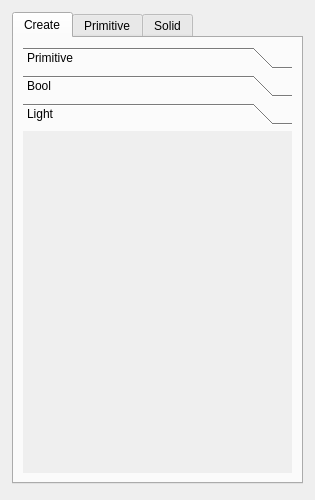
This is src/ToolWidget.ui in Ovilia/April as Qt 5 draws it before an edit. The edited form follows.
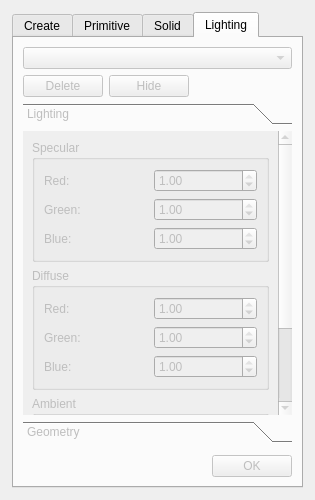
This is the edited form. The open tabs and pages were chosen to show the change. Icons and pictures are not drawn.

Commit message: Basic light

What changed in the file:
```diff
--- a/src/ToolWidget.ui
+++ b/src/ToolWidget.ui
@@ -46,11 +46,11 @@
      <property name="maximumSize">
       <size>
        <width>291</width>
-       <height>472</height>
+       <height>500</height>
       </size>
      </property>
      <property name="currentIndex">
-      <number>0</number>
+      <number>3</number>
      </property>
      <widget class="QWidget" name="createTab">
       <attribute name="title">
@@ -394,8 +394,8 @@
            <rect>
             <x>0</x>
             <y>0</y>
-            <width>261</width>
-            <height>317</height>
+            <width>267</width>
+            <height>349</height>
            </rect>
           </property>
           <attribute name="label">
@@ -1353,6 +1353,428 @@
        </item>
       </layout>
      </widget>
+     <widget class="QWidget" name="lightTab">
+      <property name="enabled">
+       <bool>false</bool>
+      </property>
+      <attribute name="title">
+       <string>Lighting</string>
+      </attribute>
+      <layout class="QVBoxLayout" name="verticalLayout_3">
+       <item>
+        <widget class="QComboBox" name="lightBox"/>
+       </item>
+       <item>
+        <widget class="QWidget" name="widget_7" native="true">
+         <layout class="QHBoxLayout" name="horizontalLayout_8">
+          <property name="margin">
+           <number>0</number>
+          </property>
+          <item>
+           <widget class="QPushButton" name="deleteLight">
+            <property name="text">
+             <string>Delete</string>
+            </property>
+           </widget>
+          </item>
+          <item>
+           <widget class="QPushButton" name="hideLight">
+            <property name="text">
+             <string>Hide</string>
+            </property>
+           </widget>
+          </item>
+          <item>
+           <spacer name="horizontalSpacer_8">
+            <property name="orientation">
+             <enum>Qt::Horizontal</enum>
+            </property>
+            <property name="sizeHint" stdset="0">
+             <size>
+              <width>40</width>
+              <height>20</height>
+             </size>
+            </property>
+           </spacer>
+          </item>
+         </layout>
+        </widget>
+       </item>
+       <item>
+        <widget class="QToolBox" name="toolBox_2">
+         <property name="currentIndex">
+          <number>0</number>
+         </property>
+         <widget class="QWidget" name="page">
+          <property name="geometry">
+           <rect>
+            <x>0</x>
+            <y>0</y>
+            <width>250</width>
+            <height>342</height>
+           </rect>
+          </property>
+          <attribute name="label">
+           <string>Lighting</string>
+          </attribute>
+          <layout class="QVBoxLayout" name="verticalLayout_12">
+           <item>
+            <widget class="QGroupBox" name="groupBox_11">
+             <property name="title">
+              <string>Specular</string>
+             </property>
+             <layout class="QGridLayout" name="gridLayout_15">
+              <item row="0" column="1">
+               <widget class="QDoubleSpinBox" name="ligSpeXSpin">
+                <property name="maximum">
+                 <double>1.000000000000000</double>
+                </property>
+                <property name="singleStep">
+                 <double>0.100000000000000</double>
+                </property>
+                <property name="value">
+                 <double>1.000000000000000</double>
+                </property>
+               </widget>
+              </item>
+              <item row="0" column="0">
+               <widget class="QLabel" name="label_22">
+                <property name="text">
+                 <string>Red:</string>
+                </property>
+               </widget>
+              </item>
+              <item row="1" column="1">
+               <widget class="QDoubleSpinBox" name="ligSpeYSpin">
+                <property name="maximum">
+                 <double>1.000000000000000</double>
+                </property>
+                <property name="singleStep">
+                 <double>0.100000000000000</double>
+                </property>
+                <property name="value">
+                 <double>1.000000000000000</double>
+                </property>
+               </widget>
+              </item>
+              <item row="2" column="1">
+               <widget class="QDoubleSpinBox" name="ligSpeZSpin">
+                <property name="maximum">
+                 <double>1.000000000000000</double>
+                </property>
+                <property name="singleStep">
+                 <double>0.100000000000000</double>
+                </property>
+                <property name="value">
+                 <double>1.000000000000000</double>
+                </property>
+               </widget>
+              </item>
+              <item row="1" column="0">
+               <widget class="QLabel" name="label_27">
+                <property name="text">
+                 <string>Green:</string>
+                </property>
+               </widget>
+              </item>
+              <item row="2" column="0">
+               <widget class="QLabel" name="label_28">
+                <property name="text">
+                 <string>Blue:</string>
+                </property>
+               </widget>
+              </item>
+             </layout>
+            </widget>
+           </item>
+           <item>
+            <widget class="QGroupBox" name="groupBox_9">
+             <property name="title">
+              <string>Diffuse</string>
+             </property>
+             <layout class="QGridLayout" name="gridLayout_13">
+              <item row="0" column="1">
+               <widget class="QDoubleSpinBox" name="ligDifXSpin">
+                <property name="maximum">
+                 <double>1.000000000000000</double>
+                </property>
+                <property name="singleStep">
+                 <double>0.100000000000000</double>
+                </property>
+                <property name="value">
+                 <double>1.000000000000000</double>
+                </property>
+               </widget>
+              </item>
+              <item row="0" column="0">
+               <widget class="QLabel" name="label_20">
+                <property name="text">
+                 <string>Red:</string>
+                </property>
+               </widget>
+              </item>
+              <item row="1" column="1">
+               <widget class="QDoubleSpinBox" name="ligDifYSpin">
+                <property name="maximum">
+                 <double>1.000000000000000</double>
+                </property>
+                <property name="singleStep">
+                 <double>0.100000000000000</double>
+                </property>
+                <property name="value">
+                 <double>1.000000000000000</double>
+                </property>
+               </widget>
+              </item>
+              <item row="2" column="1">
+               <widget class="QDoubleSpinBox" name="ligDifZSpin">
+                <property name="maximum">
+                 <double>1.000000000000000</double>
+                </property>
+                <property name="singleStep">
+                 <double>0.100000000000000</double>
+                </property>
+                <property name="value">
+                 <double>1.000000000000000</double>
+                </property>
+               </widget>
+              </item>
+              <item row="1" column="0">
+               <widget class="QLabel" name="label_25">
+                <property name="text">
+                 <string>Green:</string>
+                </property>
+               </widget>
+              </item>
+              <item row="2" column="0">
+               <widget class="QLabel" name="label_26">
+                <property name="text">
+                 <string>Blue:</string>
+                </property>
+               </widget>
+              </item>
+             </layout>
+            </widget>
+           </item>
+           <item>
+            <widget class="QGroupBox" name="groupBox_8">
+             <property name="title">
+              <string>Ambient</string>
+             </property>
+             <layout class="QGridLayout" name="gridLayout_12">
+              <item row="0" column="1">
+               <widget class="QDoubleSpinBox" name="ligAmbXSpin">
+                <property name="maximum">
+                 <double>1.000000000000000</double>
+                </property>
+                <property name="singleStep">
+                 <double>0.100000000000000</double>
+                </property>
+                <property name="value">
+                 <double>1.000000000000000</double>
+                </property>
+               </widget>
+              </item>
+              <item row="0" column="0">
+               <widget class="QLabel" name="label">
+                <property name="text">
+                 <string>Red:</string>
+                </property>
+               </widget>
+              </item>
+              <item row="1" column="1">
+               <widget class="QDoubleSpinBox" name="ligAmbYSpin">
+                <property name="maximum">
+                 <double>1.000000000000000</double>
+                </property>
+                <property name="singleStep">
+                 <double>0.100000000000000</double>
+                </property>
+                <property name="value">
+                 <double>1.000000000000000</double>
+                </property>
+               </widget>
+              </item>
+              <item row="2" column="1">
+               <widget class="QDoubleSpinBox" name="ligAmbZSpin">
+                <property name="maximum">
+                 <double>1.000000000000000</double>
+                </property>
+                <property name="singleStep">
+                 <double>0.100000000000000</double>
+                </property>
+                <property name="value">
+                 <double>1.000000000000000</double>
+                </property>
+               </widget>
+              </item>
+              <item row="1" column="0">
+               <widget class="QLabel" name="label_23">
+                <property name="text">
+                 <string>Green:</string>
+                </property>
+               </widget>
+              </item>
+              <item row="2" column="0">
+               <widget class="QLabel" name="label_24">
+                <property name="text">
+                 <string>Blue:</string>
+                </property>
+               </widget>
+              </item>
+             </layout>
+            </widget>
+           </item>
+          </layout>
+         </widget>
+         <widget class="QWidget" name="page_2">
+          <property name="geometry">
+           <rect>
+            <x>0</x>
+            <y>0</y>
+            <width>124</width>
+            <height>106</height>
+           </rect>
+          </property>
+          <attribute name="label">
+           <string>Geometry</string>
+          </attribute>
+          <layout class="QVBoxLayout" name="verticalLayout_13">
+           <item>
+            <widget class="QGroupBox" name="groupBox_10">
+             <property name="title">
+              <string>Position</string>
+             </property>
+             <layout class="QGridLayout" name="gridLayout_14">
+              <property name="topMargin">
+               <number>5</number>
+              </property>
+              <property name="bottomMargin">
+               <number>5</number>
+              </property>
+              <property name="spacing">
+               <number>2</number>
+              </property>
+              <item row="0" column="0">
+               <widget class="QLabel" name="label_29">
+                <property name="text">
+                 <string>X: </string>
+                </property>
+               </widget>
+              </item>
+              <item row="1" column="0">
+               <widget class="QLabel" name="label_30">
+                <property name="text">
+                 <string>Y: </string>
+                </property>
+               </widget>
+              </item>
+              <item row="2" column="0">
+               <widget class="QLabel" name="label_31">
+                <property name="text">
+                 <string>Z:</string>
+                </property>
+               </widget>
+              </item>
+              <item row="0" column="1">
+               <widget class="QDoubleSpinBox" name="litXSpin">
+                <property name="minimum">
+                 <double>-100.000000000000000</double>
+                </property>
+                <property name="maximum">
+                 <double>100.000000000000000</double>
+                </property>
+                <property name="singleStep">
+                 <double>0.500000000000000</double>
+                </property>
+               </widget>
+              </item>
+              <item row="1" column="1">
+               <widget class="QDoubleSpinBox" name="litYSpin">
+                <property name="minimum">
+                 <double>-100.000000000000000</double>
+                </property>
+                <property name="maximum">
+                 <double>100.000000000000000</double>
+                </property>
+                <property name="singleStep">
+                 <double>0.500000000000000</double>
+                </property>
+               </widget>
+              </item>
+              <item row="2" column="1">
+               <widget class="QDoubleSpinBox" name="litZSpin">
+                <property name="minimum">
+                 <double>-100.000000000000000</double>
+                </property>
+                <property name="maximum">
+                 <double>100.000000000000000</double>
+                </property>
+                <property name="singleStep">
+                 <double>0.500000000000000</double>
+                </property>
+               </widget>
+              </item>
+             </layout>
+            </widget>
+           </item>
+          </layout>
+         </widget>
+        </widget>
+       </item>
+       <item>
+        <widget class="QWidget" name="solidParaWidget_2" native="true">
+         <layout class="QVBoxLayout" name="verticalLayout_11">
+          <property name="margin">
+           <number>0</number>
+          </property>
+         </layout>
+        </widget>
+       </item>
+       <item>
+        <widget class="QWidget" name="widget_10" native="true">
+         <layout class="QHBoxLayout" name="horizontalLayout_9">
+          <property name="margin">
+           <number>0</number>
+          </property>
+          <item>
+           <spacer name="horizontalSpacer_9">
+            <property name="orientation">
+             <enum>Qt::Horizontal</enum>
+            </property>
+            <property name="sizeHint" stdset="0">
+             <size>
+              <width>40</width>
+              <height>20</height>
+             </size>
+            </property>
+           </spacer>
+          </item>
+          <item>
+           <widget class="QPushButton" name="litOkButton">
+            <property name="text">
+             <string>OK</string>
+            </property>
+           </widget>
+          </item>
+         </layout>
+        </widget>
+       </item>
+       <item>
+        <spacer name="verticalSpacer_8">
+         <property name="orientation">
+          <enum>Qt::Vertical</enum>
+         </property>
+         <property name="sizeHint" stdset="0">
+          <size>
+           <width>20</width>
+           <height>40</height>
+          </size>
+         </property>
+        </spacer>
+       </item>
+      </layout>
+     </widget>
     </widget>
    </item>
    <item>
```
Left out of the diff: 64 changed lines with no effect on the pictures. The commit also changes 18 other files.
